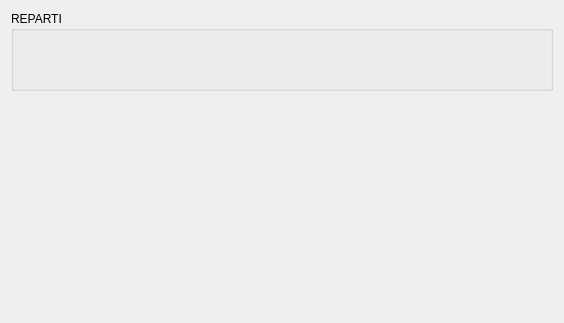
Old version of the form src/arealavoro.ui in the repository mtonin/gestcassa.
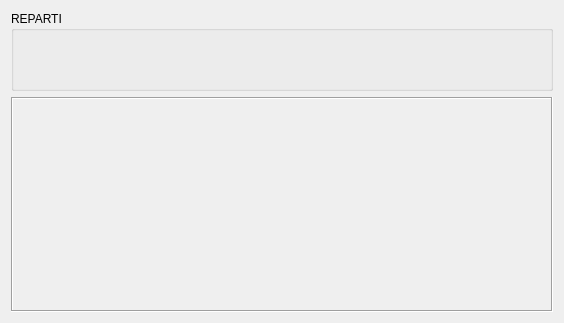
New version of the form.

```diff
--- a/src/arealavoro.ui
+++ b/src/arealavoro.ui
@@ -35,6 +35,12 @@
        <verstretch>4</verstretch>
       </sizepolicy>
      </property>
+     <property name="frameShape">
+      <enum>QFrame::Box</enum>
+     </property>
+     <property name="frameShadow">
+      <enum>QFrame::Sunken</enum>
+     </property>
     </widget>
    </item>
   </layout>
```
